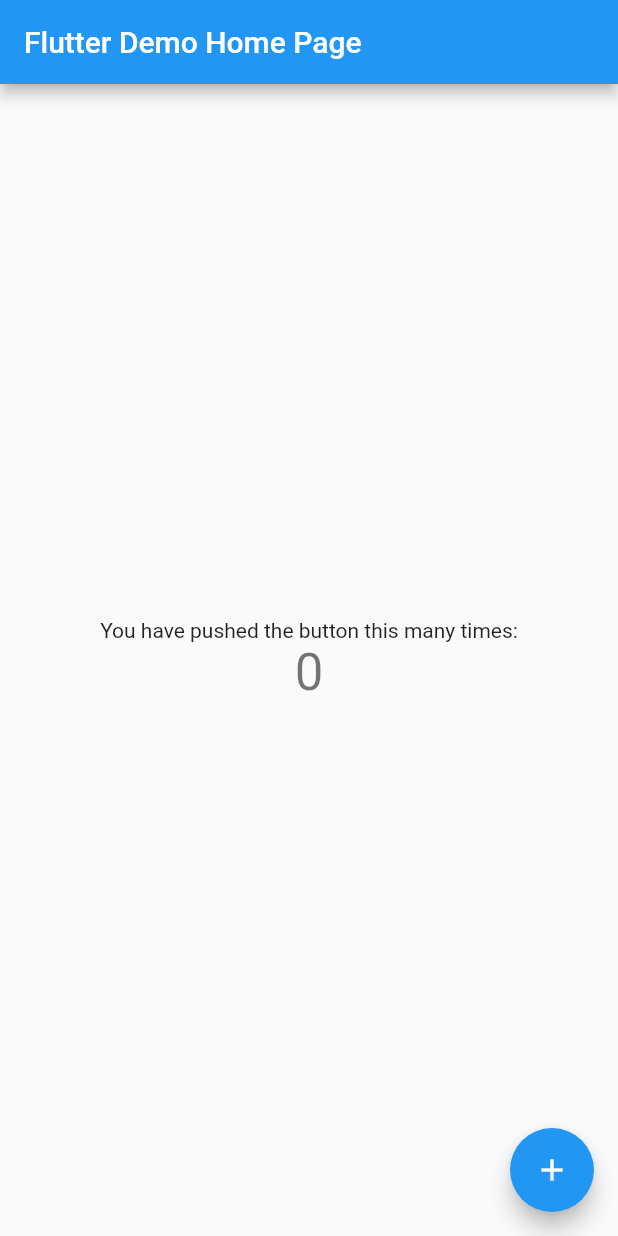
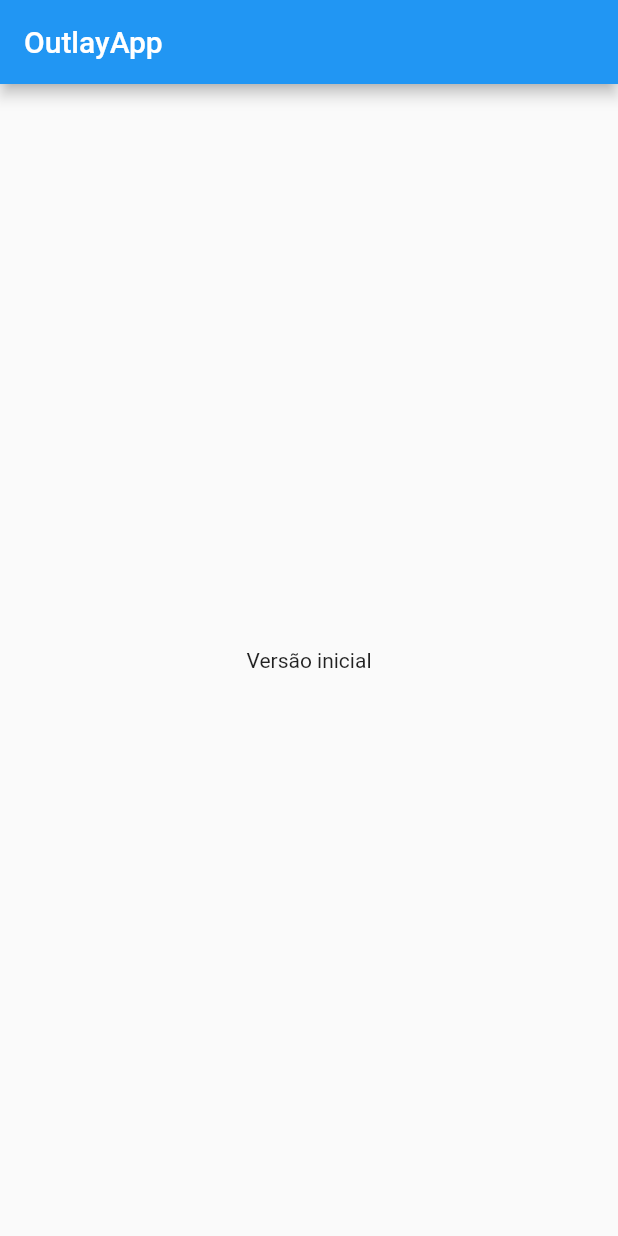
Before and after one commit to patrickkaic/OutlayApp, a Flutter app: the screen it shows after launch, on a phone screen of 412 x 824 dp. Run offline on Flutter 3.47's test engine with Material 2 defaults, Android fonts, the phone set to English and light mode, and no system bars.

Commit message:
started version

```diff
--- a/lib/main.dart
+++ b/lib/main.dart
@@ -1,115 +1,32 @@
+// ignore_for_file: prefer_const_constructors
+
 import 'package:flutter/material.dart';
 
-void main() {
-  runApp(const MyApp());
-}
+main() => runApp(OutlayApp());
 
-class MyApp extends StatelessWidget {
-  const MyApp({super.key});
+class OutlayApp extends StatelessWidget {
+  const OutlayApp({super.key});
 
-  // This widget is the root of your application.
   @override
   Widget build(BuildContext context) {
     return MaterialApp(
-      title: 'Flutter Demo',
-      theme: ThemeData(
-        // This is the theme of your application.
-        //
-        // Try running your application with "flutter run". You'll see the
-        // application has a blue toolbar. Then, without quitting the app, try
-        // changing the primarySwatch below to Colors.green and then invoke
-        // "hot reload" (press "r" in the console where you ran "flutter run",
-        // or simply save your changes to "hot reload" in a Flutter IDE).
-        // Notice that the counter didn't reset back to zero; the application
-        // is not restarted.
-        primarySwatch: Colors.blue,
-      ),
-      home: const MyHomePage(title: 'Flutter Demo Home Page'),
+      home: MyHomePage(),
     );
   }
 }
 
-class MyHomePage extends StatefulWidget {
-  const MyHomePage({super.key, required this.title});
-
-  // This widget is the home page of your application. It is stateful, meaning
-  // that it has a State object (defined below) that contains fields that affect
-  // how it looks.
-
-  // This class is the configuration for the state. It holds the values (in this
-  // case the title) provided by the parent (in this case the App widget) and
-  // used by the build method of the State. Fields in a Widget subclass are
-  // always marked "final".
-
-  final String title;
-
-  @override
-  State<MyHomePage> createState() => _MyHomePageState();
-}
-
-class _MyHomePageState extends State<MyHomePage> {
-  int _counter = 0;
-
-  void _incrementCounter() {
-    setState(() {
-      // This call to setState tells the Flutter framework that something has
-      // changed in this State, which causes it to rerun the build method below
-      // so that the display can reflect the updated values. If we changed
-      // _counter without calling setState(), then the build method would not be
-      // called again, and so nothing would appear to happen.
-      _counter++;
-    });
-  }
+class MyHomePage extends StatelessWidget {
+  const MyHomePage({super.key});
 
   @override
   Widget build(BuildContext context) {
-    // This method is rerun every time setState is called, for instance as done
-    // by the _incrementCounter method above.
-    //
-    // The Flutter framework has been optimized to make rerunning build methods
-    // fast, so that you can just rebuild anything that needs updating rather
-    // than having to individually change instances of widgets.
     return Scaffold(
       appBar: AppBar(
-        // Here we take the value from the MyHomePage object that was created by
-        // the App.build method, and use it to set our appbar title.
-        title: Text(widget.title),
+        title: Text('OutlayApp'),
       ),
       body: Center(
-        // Center is a layout widget. It takes a single child and positions it
-        // in the middle of the parent.
-        child: Column(
-          // Column is also a layout widget. It takes a list of children and
-          // arranges them vertically. By default, it sizes itself to fit its
-          // children horizontally, and tries to be as tall as its parent.
-          //
-          // Invoke "debug painting" (press "p" in the console, choose the
-          // "Toggle Debug Paint" action from the Flutter Inspector in Android
-          // Studio, or the "Toggle Debug Paint" command in Visual Studio Code)
-          // to see the wireframe for each widget.
-          //
-          // Column has various properties to control how it sizes itself and
-          // how it positions its children. Here we use mainAxisAlignment to
-          // center the children vertically; the main axis here is the vertical
-          // axis because Columns are vertical (the cross axis would be
-          // horizontal).
-          mainAxisAlignment: MainAxisAlignment.center,
-          children: <Widget>[
-            const Text(
-              'You have pushed the button this many times:',
-            ),
-            Text(
-              '$_counter',
-              style: Theme.of(context).textTheme.headline4,
-            ),
-          ],
-        ),
+        child: Text('Versão inicial'),
       ),
-      floatingActionButton: FloatingActionButton(
-        onPressed: _incrementCounter,
-        tooltip: 'Increment',
-        child: const Icon(Icons.add),
-      ), // This trailing comma makes auto-formatting nicer for build methods.
     );
   }
 }
```
Also changed, not shown: 1 other file.
